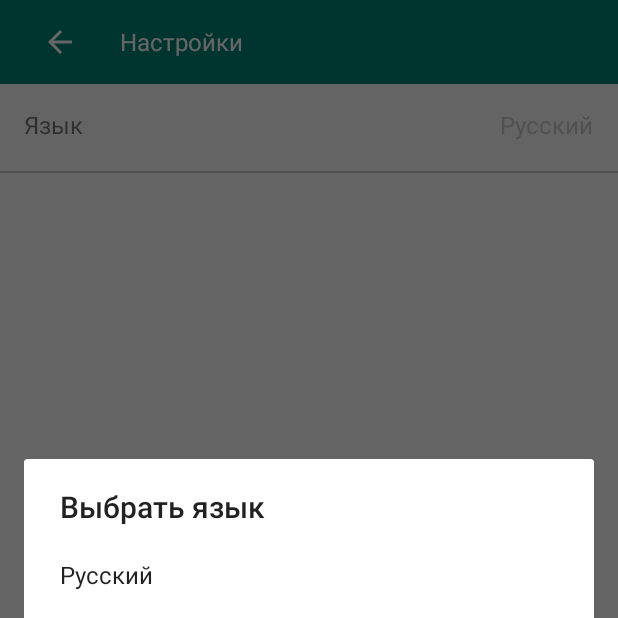
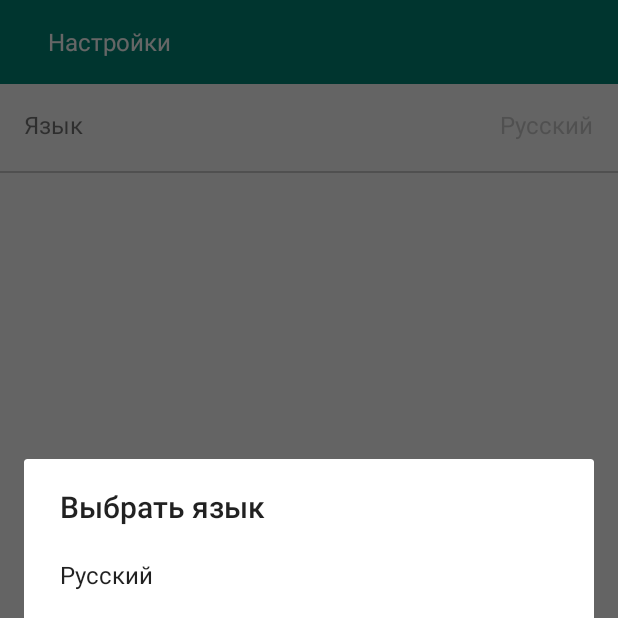
Before and after one commit to wiutfinalproject/radar, an Android app: the SettingsActivity screen opened directly, with no data from a screen before it, after a tap on "Язык", on a phone screen of 412 x 824 dp, the top half of it. Run offline under Robolectric (Android 15) with nearby library versions, the phone set to English and light mode, and no system bars.

Commit message:
final push

```diff
--- a/app/src/main/AndroidManifest.xml
+++ b/app/src/main/AndroidManifest.xml
@@ -23,7 +23,7 @@
 
     <application
         android:allowBackup="true"
-        android:icon="@mipmap/ic_launcher"
+        android:icon="@mipmap/launcher"
         android:label="@string/app_name"
         android:roundIcon="@mipmap/launcher"
         android:supportsRtl="true"
--- a/app/src/main/java/uz/radar/wiut/radar/activity/SettingsActivity.java
+++ b/app/src/main/java/uz/radar/wiut/radar/activity/SettingsActivity.java
@@ -10,6 +10,7 @@ import android.support.v7.app.AppCompatActivity;
 import android.os.Bundle;
 import android.util.DisplayMetrics;
 import android.view.View;
+import android.widget.ImageView;
 import android.widget.LinearLayout;
 import android.widget.Toast;
 import android.widget.ToggleButton;
@@ -27,16 +28,19 @@ public class SettingsActivity extends AppCompatActivity implements View.OnClickL
     private LinearLayout language;
     private ToggleButton notification;
     private MyApplication app;
+//    private ImageView iv;
 
     @Override
     protected void onCreate(@Nullable Bundle savedInstanceState) {
-        checkLanguage();
+
         super.onCreate(savedInstanceState);
         setContentView(R.layout.activity_settings);
+        checkLanguage();
 
         language = (LinearLayout) findViewById(R.id.language);
         language.setOnClickListener(this);
-        findViewById(R.id.back_image).setOnClickListener(this);
+//        iv = findViewById(R.id.back_image);
+//        iv.setOnClickListener(this);
         notification = (ToggleButton) findViewById(R.id.notification);
 
         app = (MyApplication) getApplication();
@@ -91,9 +95,6 @@ public class SettingsActivity extends AppCompatActivity implements View.OnClickL
 
                 }
                 break;
-            case R.id.back_image:
-                onBackPressed();
-                break;
         }
     }
 
--- a/app/src/main/res/layout/activity_settings.xml
+++ b/app/src/main/res/layout/activity_settings.xml
@@ -5,95 +5,80 @@
     android:orientation="vertical">
 
     <android.support.v7.widget.Toolbar
+        android:id="@+id/toolbar"
         android:layout_width="match_parent"
         android:layout_height="wrap_content"
-        android:id="@+id/toolbar"
-        android:background="@color/colorPrimary"
-        >
+        android:background="@color/colorPrimary">
+
         <RelativeLayout
             android:layout_width="match_parent"
             android:layout_height="match_parent">
 
-            <ImageView
-                android:layout_width="32dp"
-                android:layout_height="32dp"
-                android:padding="4dp"
-                android:background="?attr/selectableItemBackground"
-                android:clickable="true"
-                android:id="@+id/back_image"
-                android:layout_margin="8dp"
-                android:src="@drawable/ic_arrow_back__24dp"
-                />
             <TextView
                 android:layout_width="match_parent"
                 android:layout_height="wrap_content"
+                android:layout_centerVertical="true"
+                android:layout_marginStart="16dp"
                 android:layout_marginLeft="16dp"
-                android:layout_marginStart="16dp"
-                android:layout_toRightOf="@+id/back_image"
-                android:layout_toEndOf="@+id/back_image"
-                android:layout_centerVertical="true"
                 android:text="@string/settings"
-                android:textSize="@dimen/textSize"
                 android:textColor="@android:color/white"
-                />
+                android:textSize="@dimen/textSize" />
 
         </RelativeLayout>
     </android.support.v7.widget.Toolbar>
 
     <LinearLayout
+        android:id="@+id/language"
         android:layout_width="match_parent"
         android:layout_height="wrap_content"
-        android:orientation="horizontal"
-        android:id="@+id/language"
-        android:layout_margin="@dimen/activity_vertical_margin">
+        android:layout_margin="@dimen/activity_vertical_margin"
+        android:orientation="horizontal">
+
         <TextView
             android:layout_width="0dp"
             android:layout_height="wrap_content"
+            android:layout_gravity="center_vertical"
+            android:layout_weight="1"
+            android:gravity="center_vertical"
             android:text="@string/language"
-            android:layout_gravity="center_vertical"
-            android:gravity="center_vertical"
-            android:textSize="@dimen/textSize"
-            android:layout_weight="1"
-            />
+            android:textSize="@dimen/textSize" />
+
         <TextView
             android:layout_width="wrap_content"
             android:layout_height="wrap_content"
-            android:textSize="@dimen/textSize"
+            android:text="@string/app_language"
             android:textColor="#44444444"
-            android:text="@string/app_language"
-            />
+            android:textSize="@dimen/textSize" />
     </LinearLayout>
 
     <View
         android:layout_width="match_parent"
-        android:background="#44444444"
+        android:layout_height="1dp"
         android:layout_marginTop="4dp"
         android:layout_marginBottom="4dp"
-        android:layout_height="1dp"/>
+        android:background="#44444444" />
 
     <LinearLayout
         android:layout_width="match_parent"
         android:layout_height="wrap_content"
+        android:layout_margin="@dimen/activity_vertical_margin"
         android:orientation="horizontal"
-        android:layout_margin="@dimen/activity_vertical_margin"
-        android:visibility="gone"
-        >
+        android:visibility="gone">
+
         <TextView
             android:layout_width="0dp"
             android:layout_height="wrap_content"
+            android:layout_gravity="center_vertical"
+            android:layout_weight="1"
+            android:gravity="center_vertical"
             android:text="@string/notification"
-            android:textSize="@dimen/textSize"
-            android:gravity="center_vertical"
-            android:layout_weight="1"
-            android:layout_gravity="center_vertical"
-            />
+            android:textSize="@dimen/textSize" />
 
         <ToggleButton
+            android:id="@+id/notification"
             android:layout_width="wrap_content"
             android:layout_height="wrap_content"
-            android:id="@+id/notification"
-            android:onClick="onClick"
-            />
+            android:onClick="onClick" />
     </LinearLayout>
 
 
```
